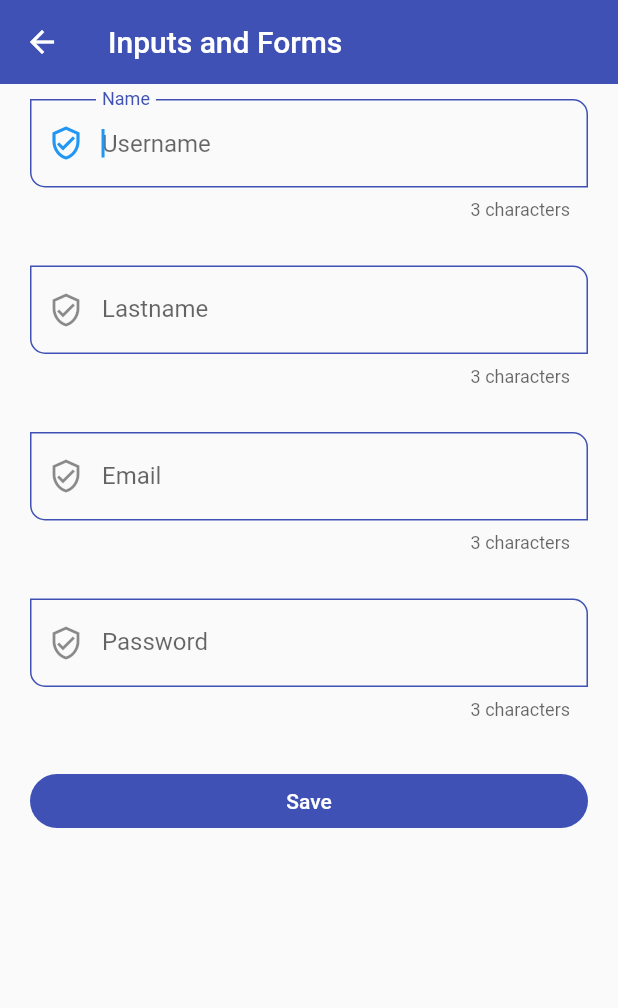
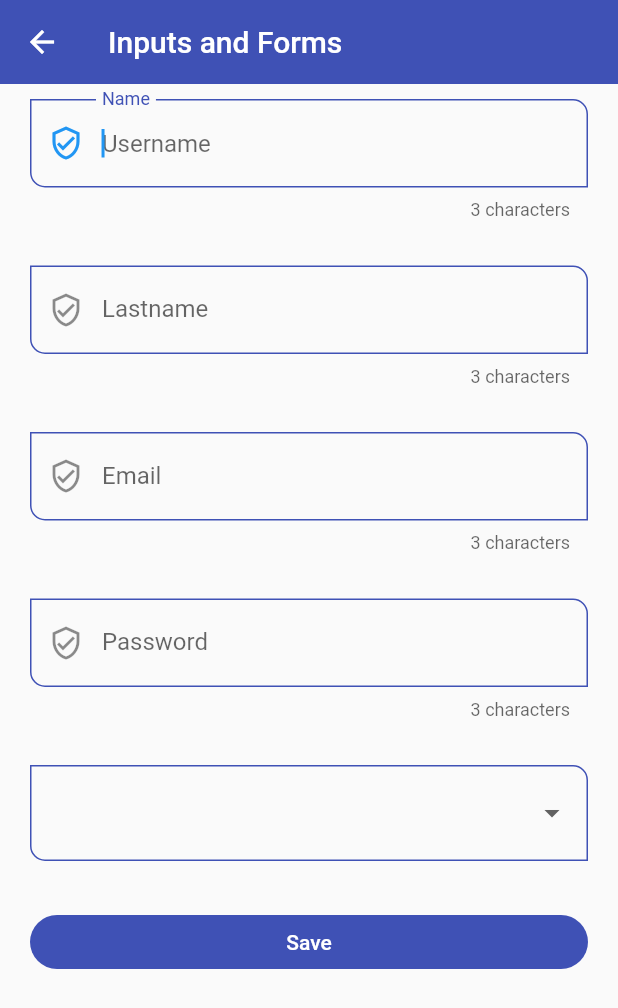
Before and after one commit to luisfdomontoya/flr_component, a Flutter app: the InputsScreen screen opened by its route, on a phone screen of 412 x 824 dp. Shown: the top 1008 px of the screen. Run offline on Flutter 3.47's test engine with Material 2 defaults, Android fonts, the light colour scheme and no system bars.

Commit message:
Form - part IV - DropdownButtonFormField

```diff
--- a/lib/screens/inputs_screen.dart
+++ b/lib/screens/inputs_screen.dart
@@ -62,6 +62,21 @@ class InputsScreen extends StatelessWidget {
                   formValues: formValues,
                 ),
                 const SizedBox(height: 30),
+                DropdownButtonFormField<String>(
+                  items: const [
+                    DropdownMenuItem(value: 'Admin', child: Text('Admin')),
+                    DropdownMenuItem(
+                        value: 'Superuser', child: Text('Superuser')),
+                    DropdownMenuItem(
+                        value: 'Developer', child: Text('Developer')),
+                    DropdownMenuItem(
+                        value: 'Jr. Developer', child: Text('Jr. Developer')),
+                  ],
+                  onChanged: (value) {
+                    formValues['role'] = value ?? 'Admin';
+                  },
+                ),
+                const SizedBox(height: 30),
                 ElevatedButton(
                   onPressed: () {
                     FocusScope.of(context).requestFocus(FocusNode()); //quita el
```
